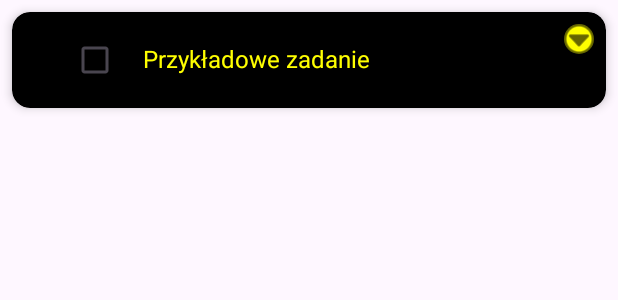
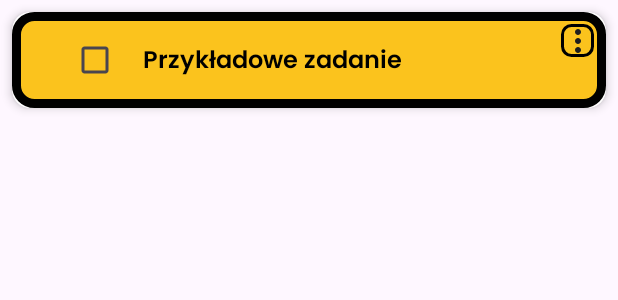
Before and after one commit to PawelzRembertowa/todolist_android_application, an Android app: the layout todo_item.xml on its own in the app's theme, with its tools: preview values and no code run, on a phone screen of 412 x 824 dp. Shown: the top 300 px of the screen. Run offline under Robolectric (Android 15) with nearby library versions, the phone set to English and light mode, and no system bars.

Commit message:
WIP - styling not finished yet

```diff
--- a/app/src/main/java/com/example/todolistapplication/MainActivity.java
+++ b/app/src/main/java/com/example/todolistapplication/MainActivity.java
@@ -11,6 +11,7 @@ import android.widget.EditText;
 
 import androidx.appcompat.app.AlertDialog;
 import androidx.appcompat.app.AppCompatActivity;
+import androidx.appcompat.app.AppCompatDelegate;
 import androidx.recyclerview.widget.LinearLayoutManager;
 import androidx.recyclerview.widget.RecyclerView;
 
@@ -29,6 +30,7 @@ public class MainActivity extends AppCompatActivity implements ToDoListener {
 
   @Override
   protected void onCreate(Bundle savedInstanceState) {
+    AppCompatDelegate.setDefaultNightMode(AppCompatDelegate.MODE_NIGHT_NO);
     super.onCreate(savedInstanceState);
     setContentView(R.layout.activity_main);
 
--- a/app/src/main/res/drawable/button_background.xml
+++ b/app/src/main/res/drawable/button_background.xml
@@ -1,5 +1,9 @@
 <?xml version="1.0" encoding="utf-8"?>
-<shape xmlns:android="http://schemas.android.com/apk/res/android">
-    <solid android:color="#FFFF00"/> <!-- Kolor tła - żółty -->
-    <corners android:radius="12dp"/> <!-- Zaokrąglone rogi -->
+<shape xmlns:android="http://schemas.android.com/apk/res/android"
+    android:shape="rectangle">
+    <solid android:color="#fbc31d"/> <!-- Kolor tła - żółty -->
+    <corners android:radius="6dp"/> <!-- Zaokrąglone rogi -->
+    <stroke
+        android:width="2dp"
+        android:color="#000000" />
 </shape>
--- /dev/null
+++ b/app/src/main/res/drawable/card_background_with_border.xml
@@ -0,0 +1,14 @@
+<shape xmlns:android="http://schemas.android.com/apk/res/android"
+    android:shape="rectangle">
+
+  <!-- Obramowanie -->
+  <stroke
+      android:width="6dp"
+      android:color="#000000" /> <!-- Czarna ramka -->
+
+  <!-- Zaokrąglone rogi -->
+  <corners android:radius="12dp" />
+
+  <!-- Tło -->
+  <solid android:color="#fbc31d" />
+</shape>
--- /dev/null
+++ b/app/src/main/res/drawable/ic_add_black_24dp.xml
@@ -0,0 +1,5 @@
+<vector xmlns:android="http://schemas.android.com/apk/res/android" android:height="24dp" android:tint="#000000" android:viewportHeight="24" android:viewportWidth="24" android:width="24dp">
+
+    <path android:fillColor="@android:color/white" android:pathData="M19,13h-6v6h-2v-6H5v-2h6V5h2v6h6v2z"/>
+
+</vector>
--- /dev/null
+++ b/app/src/main/res/drawable/ic_more_vert_24dp.xml
@@ -0,0 +1,9 @@
+<vector xmlns:android="http://schemas.android.com/apk/res/android"
+    android:width="24dp"
+    android:height="24dp"
+    android:viewportWidth="24"
+    android:viewportHeight="24">
+  <path
+      android:pathData="M12,8c1.1,0 2,-0.9 2,-2s-0.9,-2 -2,-2 -2,0.9 -2,2 0.9,2 2,2zM12,10c-1.1,0 -2,0.9 -2,2s0.9,2 2,2 2,-0.9 2,-2 -0.9,-2 -2,-2zM12,16c-1.1,0 -2,0.9 -2,2s0.9,2 2,2 2,-0.9 2,-2 -0.9,-2 -2,-2z"
+      android:fillColor="#1f1f1f"/>
+</vector>
--- a/app/src/main/res/layout/todo_item.xml
+++ b/app/src/main/res/layout/todo_item.xml
@@ -4,26 +4,32 @@
     android:layout_width="match_parent"
     android:layout_height="wrap_content"
     android:layout_margin="8dp"
-    app:cardBackgroundColor="@color/black"
+    android:background="@drawable/card_background_with_border"
     app:cardCornerRadius="12dp"
-    app:cardElevation="4dp">
+    app:cardElevation="4dp"
+    app:cardUseCompatPadding="false"
+    app:cardPreventCornerOverlap="false"
+    >
 
   <LinearLayout xmlns:android="http://schemas.android.com/apk/res/android"
       android:layout_width="match_parent"
       android:layout_height="wrap_content"
-      android:orientation="vertical">
+      android:orientation="vertical"
+      android:background="@drawable/card_background_with_border"
+     >
 
     <LinearLayout xmlns:android="http://schemas.android.com/apk/res/android"
         android:layout_width="match_parent"
         android:layout_height="wrap_content"
         android:orientation="horizontal"
-
-        android:padding="8dp">
+        android:padding="8dp"
+       >
 
       <TextView
           android:id="@+id/todo_number"
           android:layout_width="35px"
-          android:layout_height="50px">
+          android:layout_height="50px"
+          android:fontFamily="@font/poppins_semibold">
 
       </TextView>
 
@@ -44,19 +50,19 @@
           android:paddingStart="8dp"
           android:paddingBottom="8dp"
           android:text="Przykładowe zadanie"
-          android:textColor="#FFFF00"
+          android:textColor="@color/my_black"
           android:textSize="16sp"
-
+          android:fontFamily="@font/poppins_semibold"
           />
 
       <ImageButton
           android:id="@+id/moreButton_main"
-          android:layout_width="20dp"
-          android:layout_height="20dp"
+          android:layout_width="22dp"
+          android:layout_height="22dp"
           android:background="@drawable/button_background"
           android:contentDescription="Opcje"
-          android:src="@android:drawable/ic_menu_more"
-          app:tint="@android:color/black"></ImageButton>
+          android:src="@drawable/ic_more_vert_24dp"
+         ></ImageButton>
     </LinearLayout>
 
     <androidx.recyclerview.widget.RecyclerView
--- a/app/src/main/res/menu/todoitem_menu.xml
+++ b/app/src/main/res/menu/todoitem_menu.xml
@@ -2,14 +2,12 @@
 <menu xmlns:android="http://schemas.android.com/apk/res/android">
   <item
       android:id="@+id/edit"
-      android:icon="@android:drawable/ic_menu_edit"
       android:paddingTop="10dp"
       android:paddingBottom="10dp"
       android:title="Edytuj" />
 
   <item
       android:id="@+id/delete"
-      android:icon="@android:drawable/ic_menu_delete"
       android:paddingTop="10dp"
       android:paddingBottom="10dp"
       android:title="Usuń" />
--- a/app/src/main/res/values-night/themes.xml
+++ b/app/src/main/res/values-night/themes.xml
@@ -1,7 +1,6 @@
 <resources xmlns:tools="http://schemas.android.com/tools">
-    <!-- Base application theme. -->
     <style name="Base.Theme.ToDoListApplication" parent="Theme.Material3.DayNight.NoActionBar">
-        <!-- Customize your dark theme here. -->
-        <!-- <item name="colorPrimary">@color/my_dark_primary</item> -->
+        <!-- Ciemny tryb = nadal czarny tekst -->
+        <item name="android:textColor">@color/my_black</item>
     </style>
 </resources>
--- a/app/src/main/res/values-v23/themes.xml
+++ /dev/null
@@ -1,9 +0,0 @@
-<resources xmlns:tools="http://schemas.android.com/tools">
-
-    <style name="Theme.ToDoListApplication" parent="Base.Theme.ToDoListApplication">
-        <!-- Transparent system bars for edge-to-edge. -->
-        <item name="android:navigationBarColor">@android:color/transparent</item>
-        <item name="android:statusBarColor">@android:color/transparent</item>
-        <item name="android:windowLightStatusBar">?attr/isLightTheme</item>
-    </style>
-</resources>
--- a/app/src/main/res/values/colors.xml
+++ b/app/src/main/res/values/colors.xml
@@ -1,6 +1,8 @@
-<?xml version="1.0" encoding="utf-8"?>
 <resources>
-    <color name="black">#FF000000</color>
-    <color name="white">#FFFFFFFF</color>
+    <!-- Twój unikalny kolor -->
+    <color name="my_black">#000000</color>
+    <color name="my_white">#FFFFFF</color>
+
+    <!-- Inne -->
     <color name="dark_gray">#2C2C2C</color>
 </resources>
--- a/app/src/main/res/values/themes.xml
+++ b/app/src/main/res/values/themes.xml
@@ -1,9 +1,11 @@
 <resources xmlns:tools="http://schemas.android.com/tools">
-    <!-- Base application theme. -->
+    <!-- BAZA -->
     <style name="Base.Theme.ToDoListApplication" parent="Theme.Material3.DayNight.NoActionBar">
-        <!-- Customize your light theme here. -->
-        <!-- <item name="colorPrimary">@color/my_light_primary</item> -->
+        <item name="colorPrimary">#fbc31d</item>
+        <item name="colorOnPrimary">#000000</item>
+        <item name="android:textColor">@color/my_black</item>
     </style>
 
+    <!-- GŁÓWNY MOTYW -->
     <style name="Theme.ToDoListApplication" parent="Base.Theme.ToDoListApplication" />
 </resources>
```
Also changed, not shown: app/src/main/res/layout/activity_main.xml (+9 -8 lines), app/src/main/res/layout/todo_subtask_item.xml (+9 -5 lines), app/src/main/res/values/styles.xml (+8 -1 lines), app/src/main/res/font/poppins_semibold.ttf (added).
